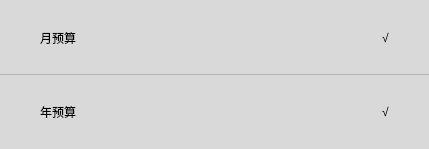
Above: Main/DetaiPage/SubPage/Budget/budgetmasksubpage.ui from MichaelFeng823/SharkBookProject before the change. Below: the same form after it.
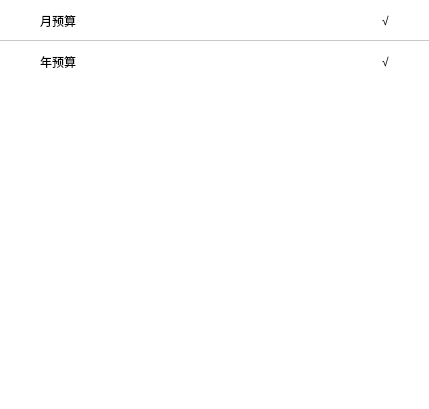
That is the form after the change.

Patch:
```diff
--- a/Main/DetaiPage/SubPage/Budget/budgetmasksubpage.ui
+++ b/Main/DetaiPage/SubPage/Budget/budgetmasksubpage.ui
@@ -7,7 +7,7 @@
     <x>0</x>
     <y>0</y>
     <width>429</width>
-    <height>149</height>
+    <height>409</height>
    </rect>
   </property>
   <property name="sizePolicy">
@@ -20,7 +20,7 @@
    <string>Form</string>
   </property>
   <property name="styleSheet">
-   <string notr="true">background-color: rgba(255, 255, 255,0);</string>
+   <string notr="true">background-color: rgba(255, 255, 255);</string>
   </property>
   <layout class="QGridLayout" name="gridLayout">
    <property name="leftMargin">
@@ -41,9 +41,9 @@
    <item row="0" column="0">
     <widget class="QWidget" name="backgroundwidget" native="true">
      <property name="styleSheet">
-      <string notr="true">background-color: rgba(0, 0, 0,0);</string>
+      <string notr="true">background-color: rgba(0,0,0,0);</string>
      </property>
-     <layout class="QVBoxLayout" name="verticalLayout">
+     <layout class="QVBoxLayout" name="verticalLayout" stretch="1,1,8">
       <property name="spacing">
        <number>0</number>
       </property>
@@ -61,18 +61,24 @@
       </property>
       <item>
        <widget class="QWidget" name="widget_MonthlyBudget" native="true">
+        <property name="maximumSize">
+         <size>
+          <width>16777215</width>
+          <height>150</height>
+         </size>
+        </property>
         <property name="styleSheet">
          <string notr="true">#widget_MonthlyBudget
 {
 	border-bottom:1px ;
 	border-color: rgba(140,140,140,120);
 	border-style: solid;
-	background-color: rgb(217, 217, 217);
+	background-color: rgb(255, 255, 255);
 	color:rgb(0,0,0);
 }
 QLabel
 {
-	background-color: rgb(217, 217, 217);
+	background-color: rgb(255, 255, 255);
 	color:rgb(0,0,0);	
 }
 
@@ -124,8 +130,14 @@
       </item>
       <item>
        <widget class="QWidget" name="widget_AnuallyBudget" native="true">
+        <property name="maximumSize">
+         <size>
+          <width>16777215</width>
+          <height>150</height>
+         </size>
+        </property>
         <property name="styleSheet">
-         <string notr="true">background-color: rgb(217, 217, 217);
+         <string notr="true">background-color: rgb(255, 255, 255);
 color:rgb(0,0,0);
 </string>
         </property>
@@ -172,6 +184,19 @@
         </layout>
        </widget>
       </item>
+      <item>
+       <spacer name="verticalSpacer">
+        <property name="orientation">
+         <enum>Qt::Vertical</enum>
+        </property>
+        <property name="sizeHint" stdset="0">
+         <size>
+          <width>20</width>
+          <height>300</height>
+         </size>
+        </property>
+       </spacer>
+      </item>
      </layout>
     </widget>
    </item>
```
